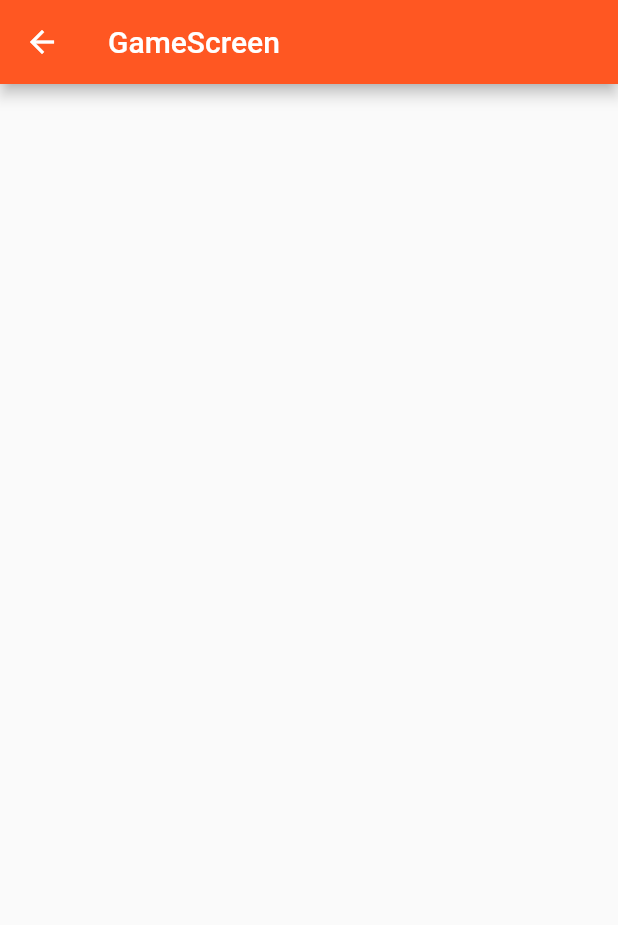
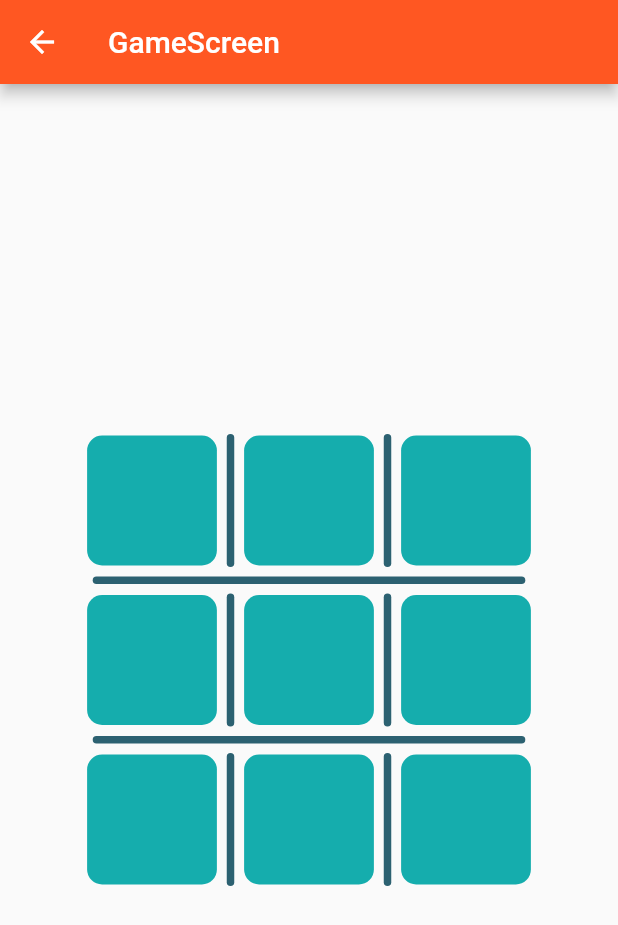
Before and after one commit to qasimsiddiqui/tic_tac_toe, a Flutter app: the GameScreen screen opened directly, on a phone screen of 412 x 824 dp. Shown: the top 925 px of the screen. Run offline on Flutter 3.47's test engine with Material 2 defaults, Android fonts, the light colour scheme and no system bars.

Commit message:
basic game grid created

```diff
--- a/lib/screens/gameScreen.dart
+++ b/lib/screens/gameScreen.dart
@@ -6,12 +6,158 @@ class GameScreen extends StatefulWidget {
 }
 
 class _GameScreenState extends State<GameScreen> {
+  Widget container(double deviceWidth) {
+    return InkWell(
+      child: Container(
+        width: deviceWidth * 0.21,
+        height: deviceWidth * 0.21,
+        decoration: BoxDecoration(
+          borderRadius: BorderRadius.all(Radius.circular(10)),
+          color: Color(0xFF15ADAD),
+        ),
+      ),
+      onTap: () {
+        print("Tapped, Device Width : $deviceWidth");
+      },
+    );
+  }
+
   @override
   Widget build(BuildContext context) {
+    var deviceWidth = MediaQuery.of(context).size.width;
+    if (deviceWidth > 500) {
+      deviceWidth = 500;
+    }
+
     return Scaffold(
       appBar: AppBar(
         title: Text("GameScreen"),
       ),
+      body: Center(
+        child: Padding(
+          padding: const EdgeInsets.all(8.0),
+          child: Container(
+            width: deviceWidth * 0.75,
+            height: deviceWidth * 0.75,
+            alignment: Alignment.center,
+            child: Column(
+              mainAxisAlignment: MainAxisAlignment.spaceEvenly,
+              children: [
+                Row(
+                  mainAxisAlignment: MainAxisAlignment.spaceEvenly,
+                  children: [
+                    container(deviceWidth),
+                    SizedBox(
+                      width: 5,
+                      child: Container(
+                        height: deviceWidth * 0.215,
+                        decoration: BoxDecoration(
+                          borderRadius: BorderRadius.all(Radius.circular(20)),
+                          color: Color(0xFF2C6171),
+                        ),
+                      ),
+                    ),
+                    container(deviceWidth),
+                    SizedBox(
+                      width: 5,
+                      child: Container(
+                        height: deviceWidth * 0.215,
+                        decoration: BoxDecoration(
+                          borderRadius: BorderRadius.all(Radius.circular(20)),
+                          color: Color(0xFF2C6171),
+                        ),
+                      ),
+                    ),
+                    container(deviceWidth)
+                  ],
+                ),
+                Padding(
+                  padding: const EdgeInsets.all(2.5),
+                  child: SizedBox(
+                    height: 5,
+                    child: Container(
+                      width: deviceWidth * 0.7,
+                      decoration: BoxDecoration(
+                        borderRadius: BorderRadius.all(Radius.circular(20)),
+                        color: Color(0xFF2C6171),
+                      ),
+                    ),
+                  ),
+                ),
+                Row(
+                  mainAxisAlignment: MainAxisAlignment.spaceEvenly,
+                  children: [
+                    container(deviceWidth),
+                    SizedBox(
+                      width: 5,
+                      child: Container(
+                        height: deviceWidth * 0.215,
+                        decoration: BoxDecoration(
+                          borderRadius: BorderRadius.all(Radius.circular(20)),
+                          color: Color(0xFF2C6171),
+                        ),
+                      ),
+                    ),
+                    container(deviceWidth),
+                    SizedBox(
+                      width: 5,
+                      child: Container(
+                        height: deviceWidth * 0.215,
+                        decoration: BoxDecoration(
+                          borderRadius: BorderRadius.all(Radius.circular(20)),
+                          color: Color(0xFF2C6171),
+                        ),
+                      ),
+                    ),
+                    container(deviceWidth)
+                  ],
+                ),
+                Padding(
+                  padding: const EdgeInsets.all(2.5),
+                  child: SizedBox(
+                    height: 5,
+                    child: Container(
+                      width: deviceWidth * 0.7,
+                      decoration: BoxDecoration(
+                        borderRadius: BorderRadius.all(Radius.circular(20)),
+                        color: Color(0xFF2C6171),
+                      ),
+                    ),
+                  ),
+                ),
+                Row(
+                  mainAxisAlignment: MainAxisAlignment.spaceEvenly,
+                  children: [
+                    container(deviceWidth),
+                    SizedBox(
+                      width: 5,
+                      child: Container(
+                        height: deviceWidth * 0.215,
+                        decoration: BoxDecoration(
+                          borderRadius: BorderRadius.all(Radius.circular(20)),
+                          color: Color(0xFF2C6171),
+                        ),
+                      ),
+                    ),
+                    container(deviceWidth),
+                    SizedBox(
+                      width: 5,
+                      child: Container(
+                        height: deviceWidth * 0.215,
+                        decoration: BoxDecoration(
+                          borderRadius: BorderRadius.all(Radius.circular(20)),
+                          color: Color(0xFF2C6171),
+                        ),
+                      ),
+                    ),
+                    container(deviceWidth)
+                  ],
+                )
+              ],
+            ),
+          ),
+        ),
+      ),
     );
   }
 }
```
